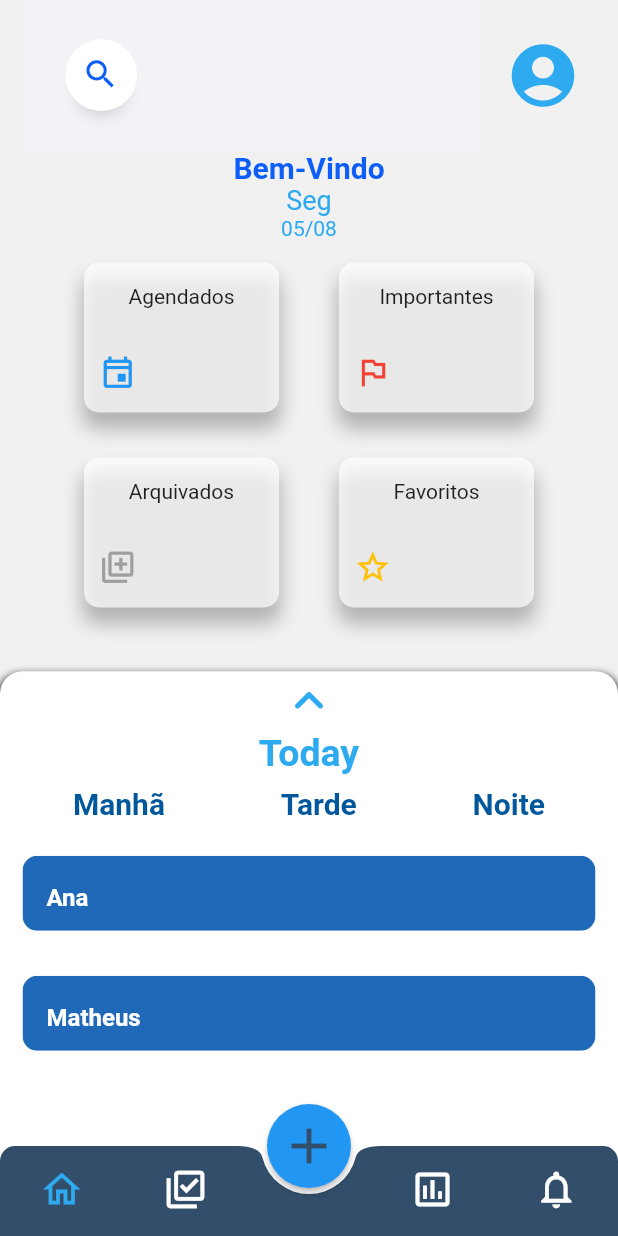
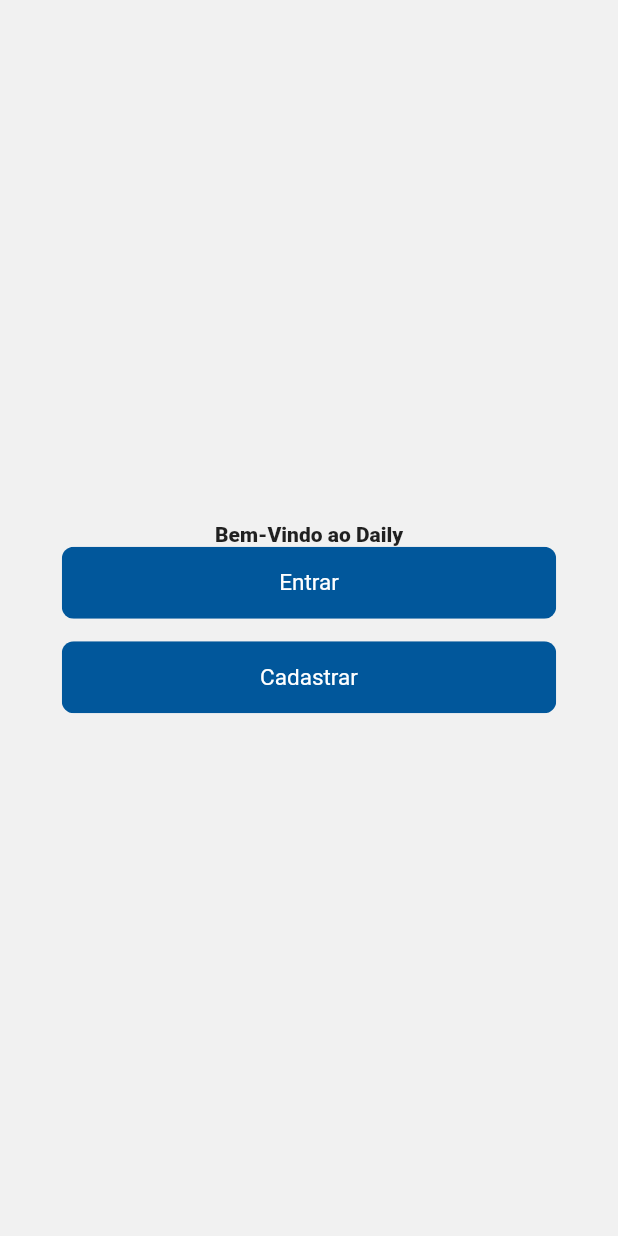
Before and after one commit to MatheusXavier15/Daily, a Flutter app: the screen it shows after launch, on a phone screen of 412 x 824 dp. Run offline on Flutter 3.47's test engine with Material 2 defaults, Android fonts, the light colour scheme and no system bars; our stand-ins replace charts_flutter, flutter_svg.

Commit message:
[feature] Welcome page

```diff
--- a/lib/main.dart
+++ b/lib/main.dart
@@ -1,6 +1,7 @@
 import 'package:Daily/screens/Library/library.dart';
 import 'package:Daily/screens/charts/charts.dart';
 import 'package:Daily/screens/notifications/notifications.dart';
+import 'package:Daily/screens/welcome/welcome_screen.dart';
 import 'package:flutter/cupertino.dart';
 import 'package:flutter/material.dart';
 import 'constants.dart';
@@ -30,7 +31,7 @@ class Daily extends StatelessWidget {
           scaffoldBackgroundColor: containerBackground,
           textTheme: Theme.of(context).textTheme.apply(displayColor: listColor),
         ),
-        home: const Pages(),
+        home: const WelcomeScreen(),
       ),
     );
   }
@@ -59,6 +60,7 @@ class _PagesState extends State<Pages> {
       onTap: () => FocusManager.instance.primaryFocus?.unfocus(),
       child: Scaffold(
         appBar: AppBar(
+          automaticallyImplyLeading: false,
           toolbarHeight: 100,
           backgroundColor: Colors.transparent,
           elevation: 0,
--- /dev/null
+++ b/lib/screens/welcome/welcome_screen.dart
@@ -0,0 +1,13 @@
+import 'package:Daily/screens/welcome/widgets/welcome_body.dart';
+import 'package:flutter/material.dart';
+
+class WelcomeScreen extends StatelessWidget {
+  const WelcomeScreen({Key? key}) : super(key: key);
+
+  @override
+  Widget build(BuildContext context) {
+    return const Scaffold(
+      body: WelcomeBody(),
+    );
+  }
+}
--- /dev/null
+++ b/lib/screens/welcome/widgets/welcome_body.dart
@@ -0,0 +1,48 @@
+import 'package:Daily/screens/login/login_screen.dart';
+import 'package:Daily/screens/widgets/button.dart';
+import 'package:flutter/material.dart';
+
+class WelcomeBody extends StatelessWidget {
+  const WelcomeBody({Key? key}) : super(key: key);
+
+  @override
+  Widget build(BuildContext context) {
+    Size screensize = MediaQuery.of(context).size;
+    return SizedBox(
+      height: screensize.height,
+      width: double.infinity,
+      child: Column(
+        mainAxisAlignment: MainAxisAlignment.center,
+        crossAxisAlignment: CrossAxisAlignment.center,
+        children: [
+          const Text(
+            "Bem-Vindo ao Daily",
+            style: TextStyle(fontWeight: FontWeight.w800),
+          ),
+          Button(
+            buttonText: "Entrar",
+            buttonSize: screensize.width * 0.8,
+            press: () {
+              Navigator.push(
+                context,
+                MaterialPageRoute(
+                  builder: (context) {
+                    return LoginScreen();
+                  },
+                ),
+              );
+            },
+          ),
+          const SizedBox(
+            height: 15,
+          ),
+          Button(
+            buttonText: "Cadastrar",
+            buttonSize: screensize.width * 0.8,
+            press: () {},
+          )
+        ],
+      ),
+    );
+  }
+}
```
